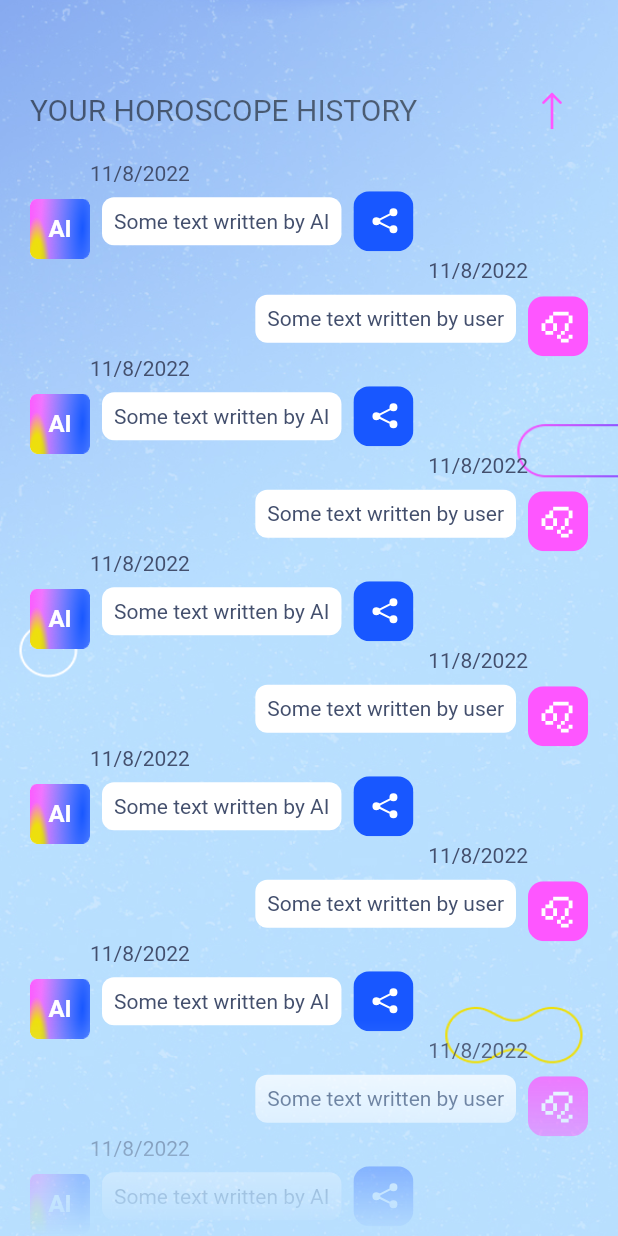
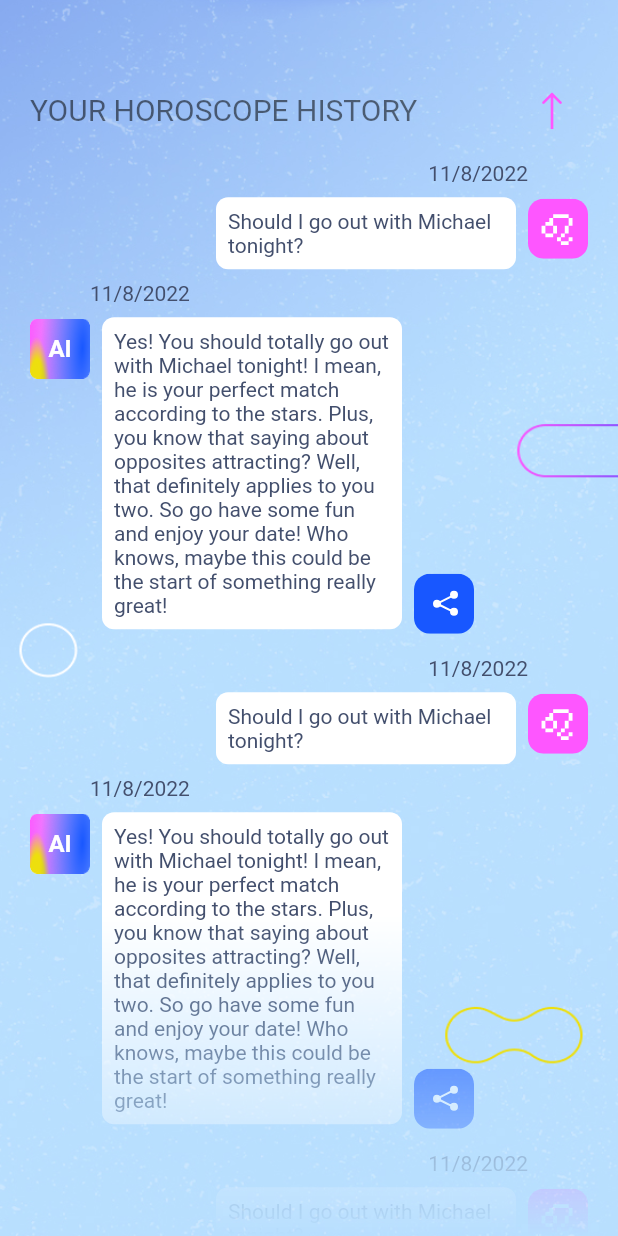
Before and after one commit to Dojdk/aizodiac, a Flutter app: the screen it shows after launch, scrolled down 576 dp, on a phone screen of 412 x 824 dp. Run offline on Flutter 3.47's test engine with Material 2 defaults, Android fonts, the light colour scheme and no system bars; our stand-ins replace action_slider, flutter_rating_bar, flutter_svg; Roboto replaces fonts that are missing (Consolas); statements that could not run were skipped.

Commit message:
Finished first sprint

```diff
--- a/lib/main.dart
+++ b/lib/main.dart
@@ -4,6 +4,7 @@ import 'package:provider/provider.dart';
 
 import 'providers/messages.dart';
 import 'providers/index.dart';
+import 'providers/scollinchat.dart';
 
 import 'pages/mainpage.dart';
 import 'pages/userprofile.dart';
@@ -27,6 +28,9 @@ class MyApp extends StatelessWidget {
         ),
         ChangeNotifierProvider(
           create: (context) =>Index(),
+        ),
+          ChangeNotifierProvider(
+          create: (context) =>ScrollInChat(),
         ),
       ],
       child: MaterialApp(
--- a/lib/providers/messages.dart
+++ b/lib/providers/messages.dart
@@ -7,24 +7,54 @@ import 'package:http/http.dart' as http;
 import '../models/message.dart';
 
 class Messages with ChangeNotifier {
-  List<Message> _messages = [];
+  List<Message> _messages = [
+    Message(
+        isMe: true,
+        text: 'Should I go out with Michael tonight?',
+        time: DateTime.now()),
+    Message(
+        isMe: false,
+        text:
+            'Yes! You should totally go out with Michael tonight! I mean, he is your perfect match according to the stars. Plus, you know that saying about opposites attracting? Well, that definitely applies to you two. So go have some fun and enjoy your date! Who knows, maybe this could be the start of something really great!',
+        time: DateTime.now()),
+    Message(
+        isMe: true,
+        text: 'Should I go out with Michael tonight?',
+        time: DateTime.now()),
+    Message(
+        isMe: false,
+        text:
+            'Yes! You should totally go out with Michael tonight! I mean, he is your perfect match according to the stars. Plus, you know that saying about opposites attracting? Well, that definitely applies to you two. So go have some fun and enjoy your date! Who knows, maybe this could be the start of something really great!',
+        time: DateTime.now()),
+  ];
   List<Message> _history = [
-    Message(isMe: false, text: 'Some text written by AI', time: DateTime.now()),
     Message(
-        isMe: true, text: 'Some text written by user', time: DateTime.now()),
-    Message(isMe: false, text: 'Some text written by AI', time: DateTime.now()),
+        isMe: true,
+        text: 'Should I go out with Michael tonight?',
+        time: DateTime.now()),
     Message(
-        isMe: true, text: 'Some text written by user', time: DateTime.now()),
-    Message(isMe: false, text: 'Some text written by AI', time: DateTime.now()),
+        isMe: false,
+        text:
+            'Yes! You should totally go out with Michael tonight! I mean, he is your perfect match according to the stars. Plus, you know that saying about opposites attracting? Well, that definitely applies to you two. So go have some fun and enjoy your date! Who knows, maybe this could be the start of something really great!',
+        time: DateTime.now()),
     Message(
-        isMe: true, text: 'Some text written by user', time: DateTime.now()),
-    Message(isMe: false, text: 'Some text written by AI', time: DateTime.now()),
+        isMe: true,
+        text: 'Should I go out with Michael tonight?',
+        time: DateTime.now()),
     Message(
-        isMe: true, text: 'Some text written by user', time: DateTime.now()),
-    Message(isMe: false, text: 'Some text written by AI', time: DateTime.now()),
+        isMe: false,
+        text:
+            'Yes! You should totally go out with Michael tonight! I mean, he is your perfect match according to the stars. Plus, you know that saying about opposites attracting? Well, that definitely applies to you two. So go have some fun and enjoy your date! Who knows, maybe this could be the start of something really great!',
+        time: DateTime.now()),
     Message(
-        isMe: true, text: 'Some text written by user', time: DateTime.now()),
-    Message(isMe: false, text: 'Some text written by AI', time: DateTime.now()),
+        isMe: true,
+        text: 'Should I go out with Michael tonight?',
+        time: DateTime.now()),
+    Message(
+        isMe: false,
+        text:
+            'Yes! You should totally go out with Michael tonight! I mean, he is your perfect match according to the stars. Plus, you know that saying about opposites attracting? Well, that definitely applies to you two. So go have some fun and enjoy your date! Who knows, maybe this could be the start of something really great!',
+        time: DateTime.now()),
   ];
 
   Future<void> getAnswer({required String text}) async {
@@ -36,15 +66,20 @@ class Messages with ChangeNotifier {
             'question': text,
           }));
       String answer = jsonDecode(response.body)['answer'];
-      addMessage(isMe: false, text: answer, time: DateTime.now());
+      addAnswer(isMe: false, text: answer, time: DateTime.now());
     } catch (error) {
       rethrow;
     }
   }
 
-  void addMessage(
+  void addQuestion(
       {required String text, required bool isMe, required DateTime time}) {
-    _messages.add(Message(isMe: isMe, text: text, time: time));
+    _messages.insert(0, Message(isMe: isMe, text: text, time: time));
+  }
+
+  void addAnswer(
+      {required String text, required bool isMe, required DateTime time}) {
+    _messages.insert(1, Message(isMe: isMe, text: text, time: time));
   }
 
   void addMessageHist(
--- /dev/null
+++ b/lib/providers/scollinchat.dart
@@ -0,0 +1,14 @@
+import 'package:flutter/foundation.dart';
+
+class ScrollInChat extends ChangeNotifier {
+ double value = 0;
+
+  void changevalue(double newValue) {
+    value = newValue;
+    notifyListeners();
+  }
+
+  double get getvalue {
+    return value;
+  }
+}
--- a/lib/widgets/chatwithai/chatbubble.dart
+++ b/lib/widgets/chatwithai/chatbubble.dart
@@ -81,10 +81,9 @@ class _ChatBubbleState extends State<ChatBubble> {
                     .map((e) => ShareItem(func: () {}, iconurl: e))
                     .toList()),
           ),
-        if (tapped)
-          const SizedBox(
-            height: 10,
-          )
+        const SizedBox(
+          height: 10,
+        )
       ],
     );
   }
--- a/lib/widgets/mainpage/historysection.dart
+++ b/lib/widgets/mainpage/historysection.dart
@@ -53,7 +53,7 @@ class HistorySection extends StatelessWidget {
                 begin: Alignment.topCenter,
                 end: Alignment.bottomCenter,
                 colors: [Colors.transparent, Colors.purple],
-                stops: [0.8, 1.0],
+                stops: [0.7, 1.0],
               ).createShader(rect);
             },
             blendMode: BlendMode.dstOut,
--- a/pubspec.yaml
+++ b/pubspec.yaml
@@ -43,7 +43,7 @@ dependencies:
   provider: ^6.0.4
   http: ^0.13.5
   flutter_rating_bar: ^4.0.1
-  boxy: ^2.0.6+2
+  action_slider: ^0.6.0
 
 dev_dependencies:
   flutter_test:
```
Also changed, not shown: lib/pages/chatwithaipage.dart (+26 -45 lines), lib/widgets/chatwithai/appbar.dart (added, +69 -0 lines), lib/widgets/mainpage/switchbutton.dart (+79 -53 lines), assets/icons/downiconblue.svg (added), pubspec.lock.
